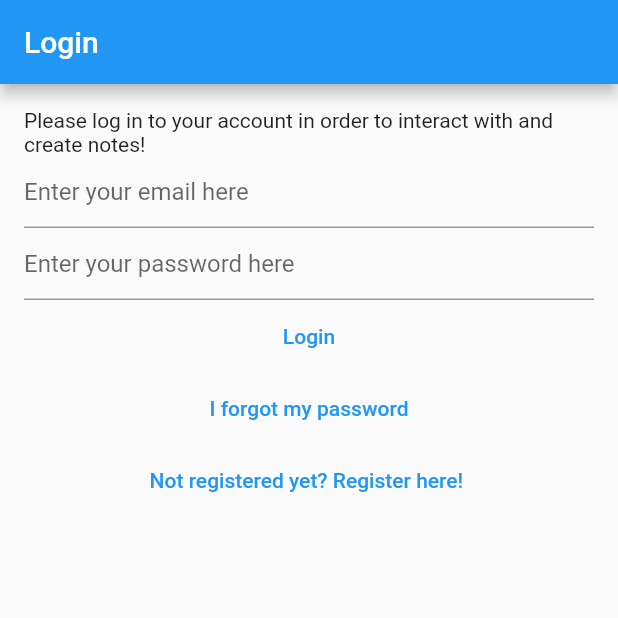
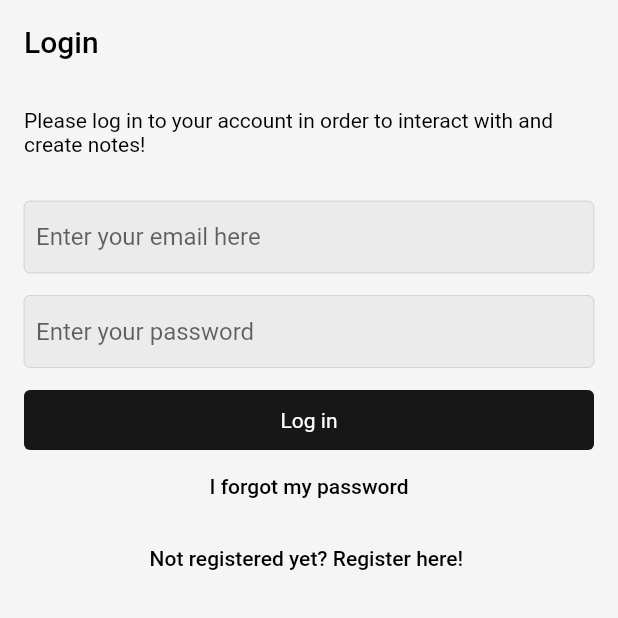
Before and after one commit to oluwajueda/mynotes, a Flutter app: the screen it shows after launch, on a phone screen of 412 x 824 dp, the top half of it. Run offline on Flutter 3.47's test engine with Material 2 defaults, Android fonts, the phone set to English and light mode, and no system bars; our stand-ins replace bloc, cloud_firestore, equatable, firebase_auth, firebase_core, flutter_bloc and 2 more; missing offline and left inert: dart:ffi, test; accounts and stored records are empty.

Commit message:
redesign login screen

```diff
--- a/lib/main.dart
+++ b/lib/main.dart
@@ -5,6 +5,7 @@ import 'package:mynotes/service/auth/bloc/auth_bloc.dart';
 import 'package:mynotes/service/auth/bloc/auth_event.dart';
 import 'package:mynotes/service/auth/bloc/auth_state.dart';
 import 'package:mynotes/service/auth/firebase_auth_provider.dart';
+import 'package:mynotes/utilities/colors.dart';
 import 'package:mynotes/views/forgot_password_view.dart';
 import 'package:mynotes/views/login_view.dart';
 import 'package:mynotes/views/notes/create_update_note_view.dart';
@@ -21,7 +22,7 @@ void main() {
       debugShowCheckedModeBanner: false,
       title: 'Flutter Demo',
       theme: ThemeData(
-        primarySwatch: Colors.blue,
+        scaffoldBackgroundColor: backgroundColor,
       ),
       home: BlocProvider<AuthBloc>(
         create: (context) => AuthBloc(FirebaseAuthProvider()),
--- /dev/null
+++ b/lib/utilities/colors.dart
@@ -0,0 +1,11 @@
+import 'package:flutter/material.dart';
+
+const mobileBackgroundColor = Color.fromRGBO(0, 0, 0, 1);
+const webBackgroundColor = Color.fromRGBO(18, 18, 18, 1);
+const mobileSearchColor = Color.fromRGBO(38, 38, 38, 1);
+const blueColor = Color.fromRGBO(0, 149, 246, 1);
+const primaryColor = Colors.white;
+const secondaryColor = Colors.grey;
+const buttonColor = Color.fromRGBO(24, 23, 23, 1);
+const textColor = Color.fromRGBO(0, 0, 0, 1);
+const backgroundColor = Color(0xFFf5f5f5);
--- a/lib/views/login_view.dart
+++ b/lib/views/login_view.dart
@@ -6,9 +6,11 @@ import 'package:mynotes/service/auth/auth_service.dart';
 import 'package:mynotes/service/auth/bloc/auth_bloc.dart';
 import 'package:mynotes/service/auth/bloc/auth_event.dart';
 import 'package:mynotes/service/auth/bloc/auth_state.dart';
+import 'package:mynotes/utilities/colors.dart';
 import 'package:mynotes/utilities/dialogs/error_dialog.dart';
 import 'package:mynotes/utilities/dialogs/loading_dialog.dart';
 import 'package:mynotes/utilities/show_error_dialog.dart';
+import 'package:mynotes/widgets.dart/text_input_field.dart';
 
 class LoginView extends StatefulWidget {
   const LoginView({Key? key}) : super(key: key);
@@ -52,31 +54,44 @@ class _LoginViewState extends State<LoginView> {
         }
       },
       child: Scaffold(
-        appBar: AppBar(title: const Text('Login')),
+        backgroundColor: backgroundColor,
+        appBar: AppBar(
+            backgroundColor: Colors.transparent,
+            elevation: 0,
+            title: const Text(
+              'Login',
+              style: TextStyle(color: Colors.black),
+            )),
         body: Padding(
           padding: const EdgeInsets.all(16.0),
           child: Column(
             children: [
               const Text(
-                  'Please log in to your account in order to interact with and create notes!'),
-              TextField(
-                controller: _email,
-                enableSuggestions: false,
-                autocorrect: false,
-                keyboardType: TextInputType.emailAddress,
-                decoration:
-                    const InputDecoration(hintText: 'Enter your email here'),
+                'Please log in to your account in order to interact with and create notes!',
+                style: TextStyle(color: textColor),
               ),
-              TextField(
-                controller: _password,
-                obscureText: true,
-                enableSuggestions: false,
-                autocorrect: false,
-                decoration:
-                    const InputDecoration(hintText: 'Enter your password here'),
+              const SizedBox(
+                height: 30,
               ),
-              TextButton(
-                  onPressed: () async {
+              TextFieldInput(
+                textEditingController: _email,
+                hintText: "Enter your email here",
+                textInputType: TextInputType.emailAddress,
+              ),
+              const SizedBox(
+                height: 15,
+              ),
+              TextFieldInput(
+                textEditingController: _password,
+                hintText: "Enter your password",
+                textInputType: TextInputType.text,
+                isPass: true,
+              ),
+              const SizedBox(
+                height: 15,
+              ),
+              InkWell(
+                onTap: () async {
                   final email = _email.text;
                   final password = _password.text;
                   context.read<AuthBloc>().add(
@@ -86,6 +101,53 @@ class _LoginViewState extends State<LoginView> {
                         ),
                       );
                 },
+                child: Container(
+                  // ignore: sort_child_properties_last
+                  child: const Text(
+                    "Log in",
+                    style: TextStyle(color: Colors.white),
+                  ),
+                  width: double.infinity,
+                  alignment: Alignment.center,
+                  padding: const EdgeInsets.symmetric(vertical: 12),
+                  decoration: const ShapeDecoration(
+                      shape: RoundedRectangleBorder(
+                        borderRadius: BorderRadius.all(
+                          Radius.circular(4),
+                        ),
+                      ),
+                      color: buttonColor),
+                ),
+              ),
+              TextButton(
+                  onPressed: () => {
+                        context.read<AuthBloc>().add(
+                              const AuthEventForgotPassword(),
+                            ),
+                      },
+                  child: const Text(
+                    'I forgot my password',
+                    style: TextStyle(color: textColor),
+                  )),
+              TextButton(
+                  onPressed: () => {
+                        context.read<AuthBloc>().add(
+                              const AuthEventShouldRegister(),
+                            ),
+                      },
+                  child: const Text(
+                    'Not registered yet? Register here! ',
+                    style: TextStyle(color: textColor),
+                  ))
+            ],
+          ),
+        ),
+      ),
+    );
+  }
+}
+
+
  //   try {
 
                   //     await AuthService.firebase().login(
@@ -121,25 +183,3 @@ class _LoginViewState extends State<LoginView> {
                   //     );
                   //   }
                   // },
-                  child: const Text('Login')),
-              TextButton(
-                  onPressed: () => {
-                        context.read<AuthBloc>().add(
-                              const AuthEventForgotPassword(),
-                            ),
-                      },
-                  child: const Text('I forgot my password')),
-              TextButton(
-                  onPressed: () => {
-                        context.read<AuthBloc>().add(
-                              const AuthEventShouldRegister(),
-                            ),
-                      },
-                  child: const Text('Not registered yet? Register here! '))
-            ],
-          ),
-        ),
-      ),
-    );
-  }
-}
--- /dev/null
+++ b/lib/widgets.dart/text_input_field.dart
@@ -0,0 +1,33 @@
+import 'package:flutter/material.dart';
+
+class TextFieldInput extends StatelessWidget {
+  final TextEditingController textEditingController;
+  final bool isPass;
+  final String hintText;
+  final TextInputType textInputType;
+  const TextFieldInput(
+      {super.key,
+      required this.textEditingController,
+      this.isPass = false,
+      required this.hintText,
+      required this.textInputType});
+
+  @override
+  Widget build(BuildContext context) {
+    final inputBorder =
+        OutlineInputBorder(borderSide: Divider.createBorderSide(context));
+    return TextField(
+      controller: textEditingController,
+      decoration: InputDecoration(
+        hintText: hintText,
+        border: inputBorder,
+        focusedBorder: inputBorder,
+        enabledBorder: inputBorder,
+        filled: true,
+        contentPadding: const EdgeInsets.all(8),
+      ),
+      keyboardType: textInputType,
+      obscureText: isPass,
+    );
+  }
+}
```
Lines whose indentation alone changed are shown as unchanged.
